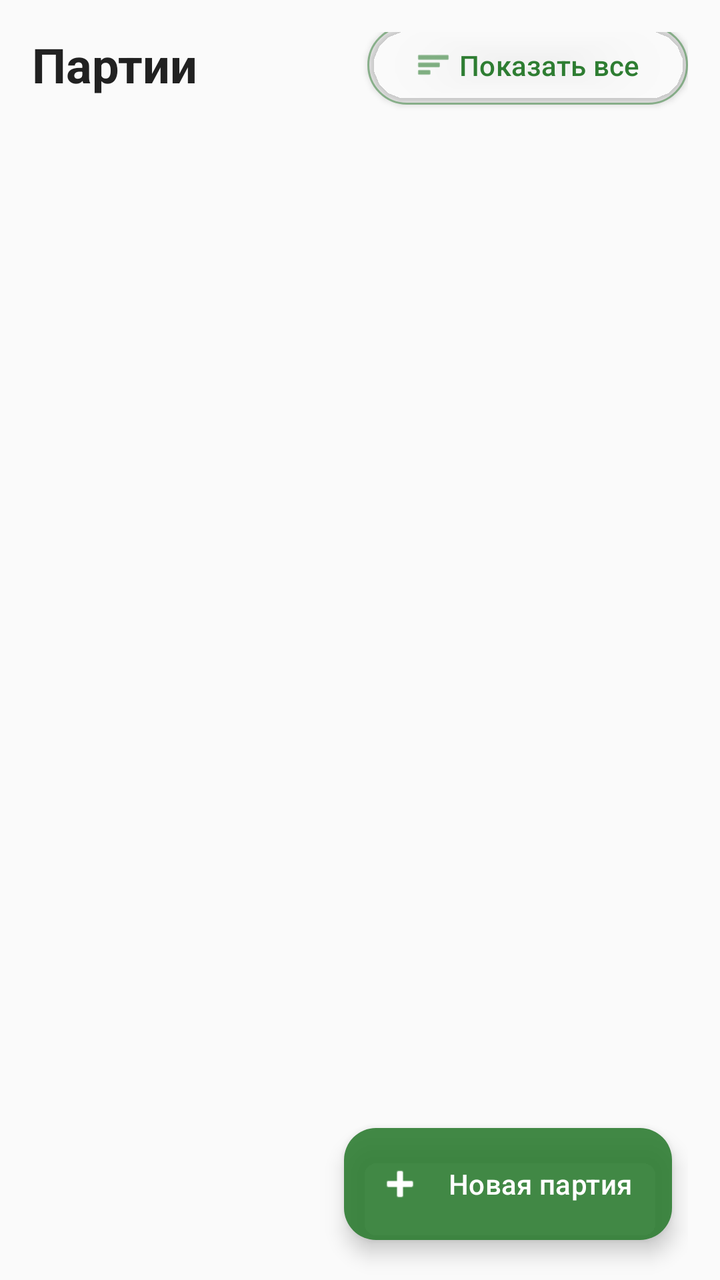
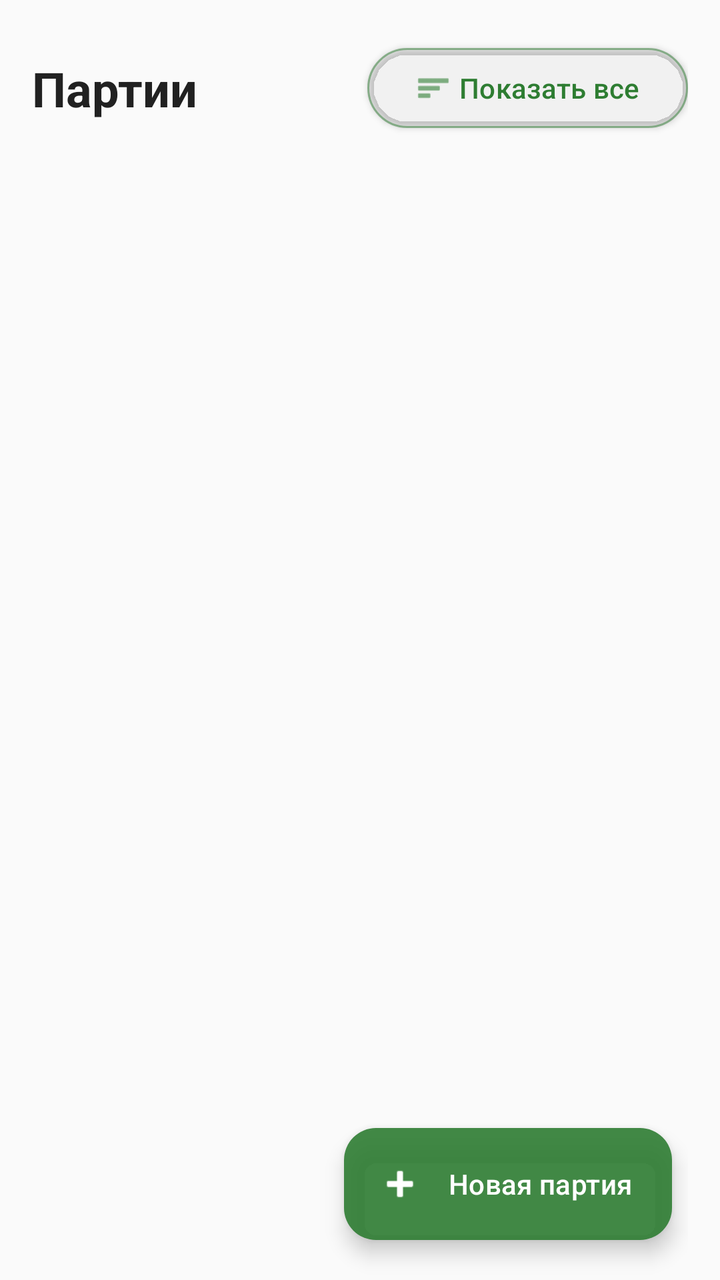

Before-and-after screenshots of an Android layout around one commit, followed by the original layout XML and the change that was made.
<!-- AndroidManifest.xml: application theme Theme.FastScan -->
<!-- res/layout/fragment_party.xml -->
<?xml version="1.0" encoding="utf-8"?>
<androidx.constraintlayout.widget.ConstraintLayout xmlns:android="http://schemas.android.com/apk/res/android"
    xmlns:app="http://schemas.android.com/apk/res-auto"
    android:layout_width="match_parent"
    android:layout_height="match_parent"
    android:background="@color/app_background"
    android:paddingStart="16dp"
    android:paddingTop="16dp"
    android:paddingEnd="16dp">

    <TextView
        android:id="@+id/tvTitle"
        android:layout_width="0dp"
        android:layout_height="wrap_content"
        android:text="@string/parties"
        android:textColor="@color/app_text_primary"
        android:textSize="24sp"
        android:textStyle="bold"
        app:layout_constraintEnd_toStartOf="@id/btnToggleFilter"
        app:layout_constraintStart_toStartOf="parent"
        app:layout_constraintTop_toTopOf="parent" />

    <com.google.android.material.button.MaterialButton
        android:id="@+id/btnToggleFilter"
        style="@style/Widget.Material3.Button.OutlinedButton"
        android:layout_width="wrap_content"
        android:layout_height="wrap_content"
        android:elevation="2dp"
        android:text="@string/show_all"
        android:textAllCaps="false"
        app:iconTint="@color/app_primary"
        app:icon="@android:drawable/ic_menu_sort_by_size"
        app:iconGravity="textStart"
        app:layout_constraintBottom_toBottomOf="@id/tvTitle"
        app:layout_constraintEnd_toEndOf="parent"
        app:strokeColor="@color/action_button_outline"
        app:layout_constraintTop_toTopOf="@id/tvTitle" />

    <ProgressBar
        android:id="@+id/progressBar"
        android:layout_width="wrap_content"
        android:layout_height="wrap_content"
        android:visibility="gone"
        app:layout_constraintTop_toTopOf="parent"
        app:layout_constraintBottom_toBottomOf="parent"
        app:layout_constraintStart_toStartOf="parent"
        app:layout_constraintEnd_toEndOf="parent" />

    <TextView
        android:id="@+id/tvNoParties"
        android:layout_width="0dp"
        android:layout_height="wrap_content"
        android:gravity="center"
        android:text="@string/no_open_parties"
        android:textColor="@color/app_text_secondary"
        android:textSize="18sp"
        android:visibility="gone"
        app:layout_constraintBottom_toBottomOf="parent"
        app:layout_constraintEnd_toEndOf="parent"
        app:layout_constraintStart_toStartOf="parent"
        app:layout_constraintTop_toBottomOf="@id/btnToggleFilter" />

    <androidx.recyclerview.widget.RecyclerView
        android:id="@+id/rvParties"
        android:layout_width="0dp"
        android:layout_height="0dp"
        android:layout_marginTop="12dp"
        android:clipToPadding="false"
        android:paddingBottom="96dp"
        app:layout_constraintBottom_toBottomOf="parent"
        app:layout_constraintEnd_toEndOf="parent"
        app:layout_constraintStart_toStartOf="parent"
        app:layout_constraintTop_toBottomOf="@id/btnToggleFilter" />

    <com.google.android.material.floatingactionbutton.ExtendedFloatingActionButton
        android:id="@+id/fabCreateParty"
        android:layout_width="wrap_content"
        android:layout_height="wrap_content"
        android:layout_marginEnd="8dp"
        android:layout_marginBottom="20dp"
        android:contentDescription="@string/create_party"
        android:elevation="8dp"
        android:text="@string/create_party"
        android:textColor="@color/action_button_text"
        app:backgroundTint="@color/action_button_background"
        app:icon="@android:drawable/ic_input_add"
        app:iconTint="@color/action_button_text"
        app:layout_constraintBottom_toBottomOf="parent"
        app:layout_constraintEnd_toEndOf="parent" />

</androidx.constraintlayout.widget.ConstraintLayout>
<!-- resources referenced by this layout -->
<resources>
  <color name="action_button_background">#E62E7D32</color>
  <color name="action_button_outline">#802E7D32</color>
  <color name="action_button_text">#FFFFFF</color>
  <color name="app_background">#FAFAFA</color>
  <color name="app_primary">#2E7D32</color>
  <color name="app_text_primary">#212121</color>
  <color name="app_text_secondary">#616161</color>
  <string name="create_party">Новая партия</string>
  <string name="no_open_parties">Нет открытых партий</string>
  <string name="parties">Партии</string>
  <string name="show_all">Показать все</string>
  <style name="Theme.FastScan" parent="Theme.Material3.DayNight.NoActionBar">
  
          
          <item name="colorPrimary">@color/app_primary</item>
          <item name="colorPrimaryVariant">@color/app_primary_dark</item>
          <item name="colorOnPrimary">@color/app_on_primary</item>
  
          <item name="colorSecondary">@color/app_primary</item>
          <item name="colorOnSecondary">@color/app_on_primary</item>
          <item name="colorSurface">@color/app_surface</item>
          <item name="colorOnSurface">@color/app_text_primary</item>
          <item name="colorOnSurfaceVariant">@color/app_text_secondary</item>
          <item name="colorOutline">@color/card_stroke</item>
          <item name="android:colorBackground">@color/app_background</item>
          <item name="android:windowBackground">@color/app_background</item>
          <item name="android:navigationBarColor">@color/app_surface</item>
  
          
          <item name="android:statusBarColor">@color/app_primary_dark</item>
          <item name="android:windowLightStatusBar">false</item>
  
      </style>
  <color name="app_primary_dark">#1B5E20</color>
  <color name="app_on_primary">#FFFFFF</color>
  <color name="app_surface">#FFFFFF</color>
  <color name="card_stroke">#D7DDD8</color>
</resources>

<!-- the commit's change to res/layout/fragment_party.xml (unified diff, before → after) -->
@@ -5,7 +5,7 @@
     android:layout_height="match_parent"
     android:background="@color/app_background"
     android:paddingStart="16dp"
-    android:paddingTop="16dp"
+    android:paddingTop="20dp"
     android:paddingEnd="16dp">
 
     <TextView
@@ -16,9 +16,10 @@
         android:textColor="@color/app_text_primary"
         android:textSize="24sp"
         android:textStyle="bold"
+        app:layout_constraintBottom_toBottomOf="@id/btnToggleFilter"
         app:layout_constraintEnd_toStartOf="@id/btnToggleFilter"
         app:layout_constraintStart_toStartOf="parent"
-        app:layout_constraintTop_toTopOf="parent" />
+        app:layout_constraintTop_toTopOf="@id/btnToggleFilter" />
 
     <com.google.android.material.button.MaterialButton
         android:id="@+id/btnToggleFilter"
@@ -31,10 +32,9 @@
         app:iconTint="@color/app_primary"
         app:icon="@android:drawable/ic_menu_sort_by_size"
         app:iconGravity="textStart"
-        app:layout_constraintBottom_toBottomOf="@id/tvTitle"
         app:layout_constraintEnd_toEndOf="parent"
         app:strokeColor="@color/action_button_outline"
-        app:layout_constraintTop_toTopOf="@id/tvTitle" />
+        app:layout_constraintTop_toTopOf="parent" />
 
     <ProgressBar
         android:id="@+id/progressBar"
